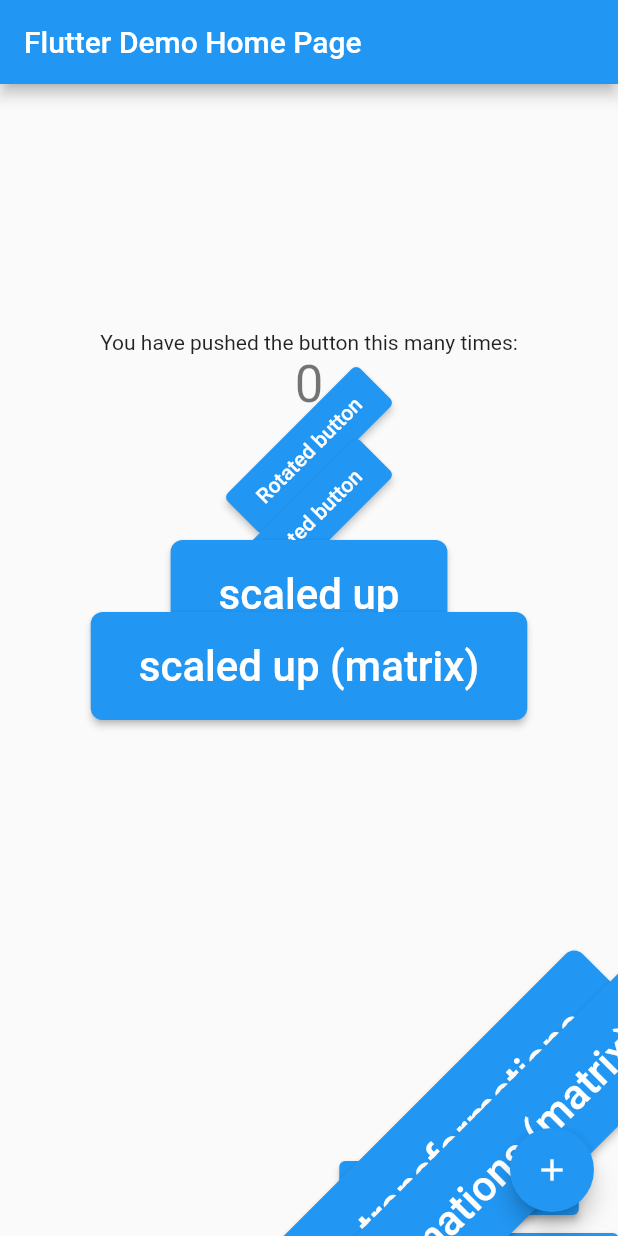
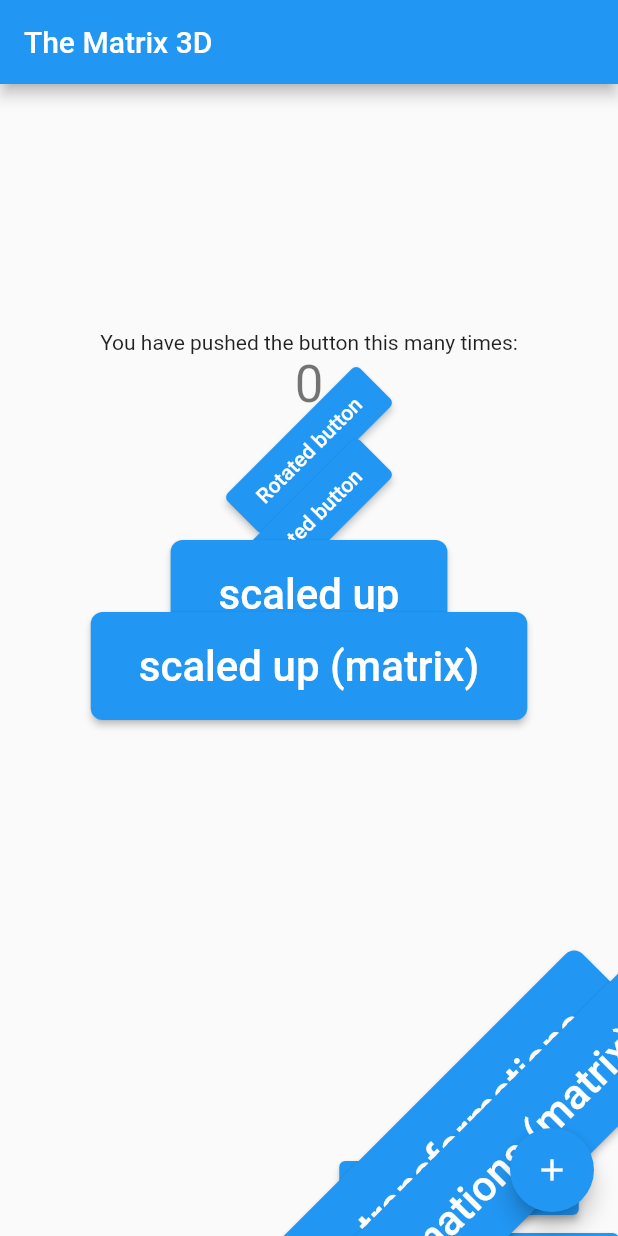
Before and after one commit to yusptar/flutter-transform, a Flutter app: the screen it shows after launch, on a phone screen of 412 x 824 dp. Run offline on Flutter 3.47's test engine with Material 2 defaults, Android fonts, the phone set to English and light mode, and no system bars.

```diff
--- a/lib/main.dart
+++ b/lib/main.dart
@@ -8,39 +8,20 @@ void main() {
 class MyApp extends StatelessWidget {
   const MyApp({super.key});
 
-  // This widget is the root of your application.
   @override
   Widget build(BuildContext context) {
     return MaterialApp(
       title: 'Flutter Demo',
       theme: ThemeData(
-        // This is the theme of your application.
-        //
-        // Try running your application with "flutter run". You'll see the
-        // application has a blue toolbar. Then, without quitting the app, try
-        // changing the primarySwatch below to Colors.green and then invoke
-        // "hot reload" (press "r" in the console where you ran "flutter run",
-        // or simply save your changes to "hot reload" in a Flutter IDE).
-        // Notice that the counter didn't reset back to zero; the application
-        // is not restarted.
         primarySwatch: Colors.blue,
       ),
-      home: const MyHomePage(title: 'Flutter Demo Home Page'),
+      home: const MyHomePage(title: 'The Matrix 3D'),
     );
   }
 }
 
 class MyHomePage extends StatefulWidget {
   const MyHomePage({super.key, required this.title});
-
-  // This widget is the home page of your application. It is stateful, meaning
-  // that it has a State object (defined below) that contains fields that affect
-  // how it looks.
-
-  // This class is the configuration for the state. It holds the values (in this
-  // case the title) provided by the parent (in this case the App widget) and
-  // used by the build method of the State. Fields in a Widget subclass are
-  // always marked "final".
 
   final String title;
 
@@ -50,50 +31,38 @@ class MyHomePage extends StatefulWidget {
 
 class _MyHomePageState extends State<MyHomePage> {
   int _counter = 0;
+  Offset _offset = Offset.zero;
 
   void _incrementCounter() {
     setState(() {
-      // This call to setState tells the Flutter framework that something has
-      // changed in this State, which causes it to rerun the build method below
-      // so that the display can reflect the updated values. If we changed
-      // _counter without calling setState(), then the build method would not be
-      // called again, and so nothing would appear to happen.
       _counter++;
     });
   }
 
   @override
   Widget build(BuildContext context) {
-    // This method is rerun every time setState is called, for instance as done
-    // by the _incrementCounter method above.
-    //
-    // The Flutter framework has been optimized to make rerunning build methods
-    // fast, so that you can just rebuild anything that needs updating rather
-    // than having to individually change instances of widgets.
+    return Transform(
+        // Transform widget
+        transform: Matrix4.identity()
+          ..setEntry(3, 2, 0.001) // perspective
+          ..rotateX(0.01 * _offset.dy) // changed
+          ..rotateY(-0.01 * _offset.dx), // changed
+        alignment: FractionalOffset.center,
+        child: GestureDetector(
+          // new
+          onPanUpdate: (details) => setState(() => _offset += details.delta),
+          onDoubleTap: () => setState(() => _offset = Offset.zero),
+          child: _defaultApp(context),
+        ));
+  }
+
+  _defaultApp(BuildContext context) {
     return Scaffold(
       appBar: AppBar(
-        // Here we take the value from the MyHomePage object that was created by
-        // the App.build method, and use it to set our appbar title.
         title: Text(widget.title),
       ),
       body: Center(
-        // Center is a layout widget. It takes a single child and positions it
-        // in the middle of the parent.
         child: Column(
-          // Column is also a layout widget. It takes a list of children and
-          // arranges them vertically. By default, it sizes itself to fit its
-          // children horizontally, and tries to be as tall as its parent.
-          //
-          // Invoke "debug painting" (press "p" in the console, choose the
-          // "Toggle Debug Paint" action from the Flutter Inspector in Android
-          // Studio, or the "Toggle Debug Paint" command in Visual Studio Code)
-          // to see the wireframe for each widget.
-          //
-          // Column has various properties to control how it sizes itself and
-          // how it positions its children. Here we use mainAxisAlignment to
-          // center the children vertically; the main axis here is the vertical
-          // axis because Columns are vertical (the cross axis would be
-          // horizontal).
           mainAxisAlignment: MainAxisAlignment.center,
           children: <Widget>[
             const Text(
@@ -177,7 +146,7 @@ class _MyHomePageState extends State<MyHomePage> {
         onPressed: _incrementCounter,
         tooltip: 'Increment',
         child: const Icon(Icons.add),
-      ), // This trailing comma makes auto-formatting nicer for build methods.
+      ),
     );
   }
 }
```
Also changed, not shown: images/2.png (added), images/3.png (added), lib/animation_3d.dart (added), 1 other file.
